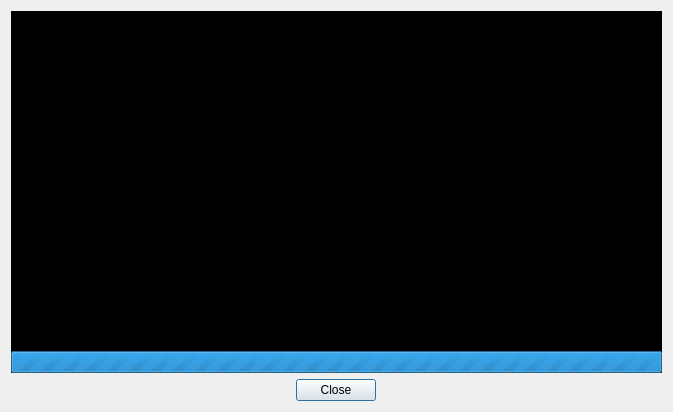
First picture: the form in ui/capturedialog.ui, repository iTranscend/xRecog, before the edit.
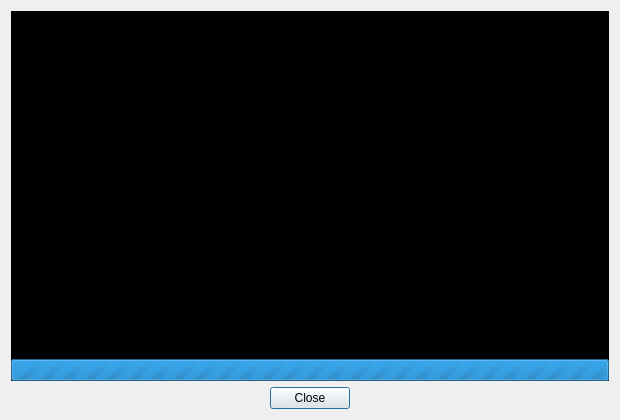
Second picture: the form after the edit. Icons and pictures are not drawn.

Commit message: ref(5d34ccf): Update capture dialog size defaults

What changed in the file:
```diff
--- a/ui/capturedialog.ui
+++ b/ui/capturedialog.ui
@@ -6,8 +6,8 @@
    <rect>
     <x>0</x>
     <y>0</y>
-    <width>673</width>
-    <height>412</height>
+    <width>620</width>
+    <height>420</height>
    </rect>
   </property>
   <property name="minimumSize">
```
